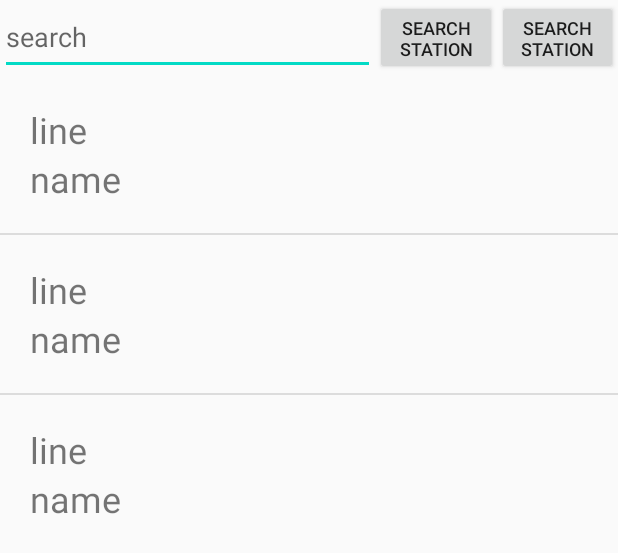
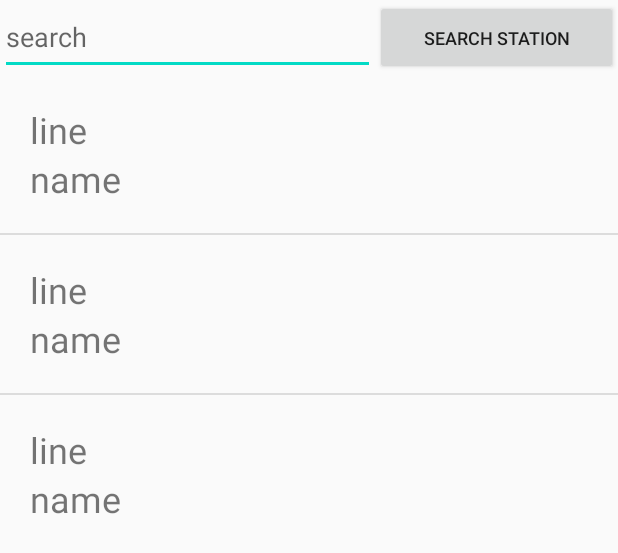
Before and after one commit to HanBI24/PublicData-Subway, an Android app: the layout activity_main.xml on its own in the app's theme, with its tools: preview values and no code run, on a phone screen of 412 x 824 dp. Shown: the top 553 px of the screen. Run offline under Robolectric (Android 15) with nearby library versions, the phone set to English and light mode, and no system bars.

Commit message:
Remove unnecessary code

```diff
--- a/app/src/main/res/layout/activity_main.xml
+++ b/app/src/main/res/layout/activity_main.xml
@@ -20,33 +20,23 @@
             android:hint="search" />
 
         <LinearLayout
-            android:layout_width="wrap_content"
+            android:layout_width="match_parent"
             android:layout_height="match_parent">
 
             <Button
                 android:id="@+id/btn_station"
-                android:layout_width="0dp"
+                android:layout_width="match_parent"
                 android:layout_height="match_parent"
-                android:layout_weight="1"
                 android:onClick="searchStation"
-                android:text="search station"
-                android:textSize="12sp" />
-
-            <Button
-                android:id="@+id/btn_around"
-                android:layout_width="0dp"
-                android:layout_height="match_parent"
-                android:layout_weight="1"
-                android:onClick="searchAround"
                 android:text="search station"
                 android:textSize="12sp" />
         </LinearLayout>
     </LinearLayout>
 
-        <ListView
-            android:id="@+id/list_item"
-            android:layout_width="match_parent"
-            android:layout_height="wrap_content"
-            tools:listitem="@layout/list_frame" />
+    <ListView
+        android:id="@+id/list_item"
+        android:layout_width="match_parent"
+        android:layout_height="wrap_content"
+        tools:listitem="@layout/list_frame" />
 
 </LinearLayout>
```
Also changed, not shown: app/src/main/java/hello/world/datagostation/MainActivity.java (+1 -111 lines), app/src/main/res/layout/station_list.xml (deleted, +0 -9 lines).
